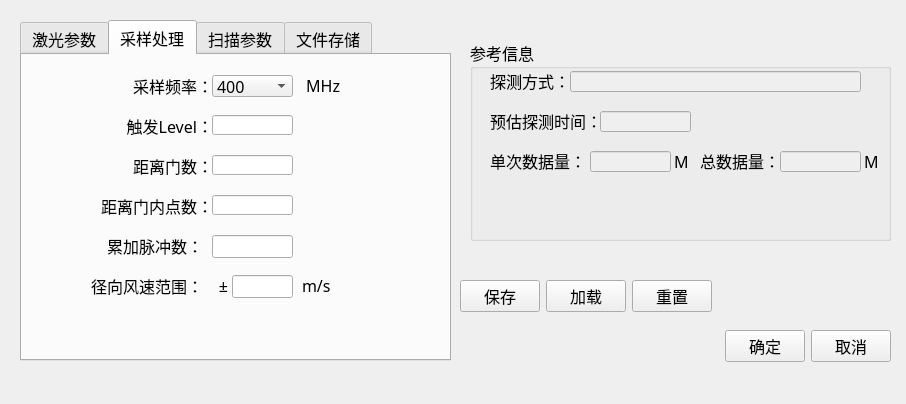
Old version of the form paradialog.ui in the repository guopan/Knapsack_CDL.
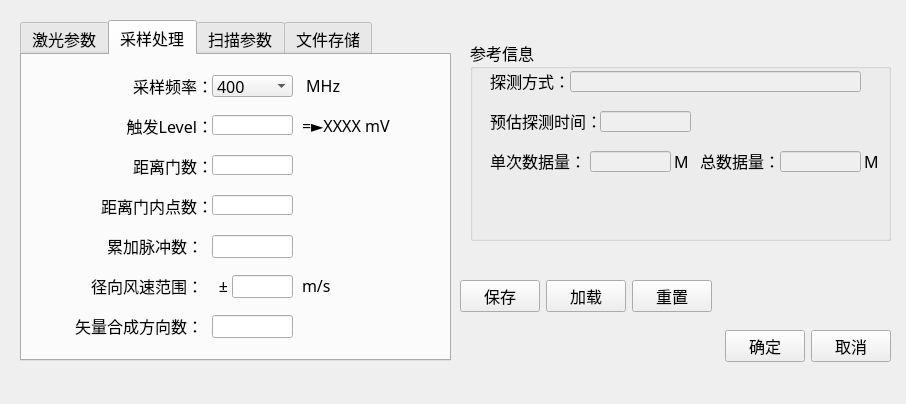
New version of the form. The open tabs and pages were chosen to show the change.

Commit message: 增加了合成所需方向数的参数

What changed in the file:
```diff
--- a/paradialog.ui
+++ b/paradialog.ui
@@ -789,6 +789,45 @@
       <set>Qt::AlignRight|Qt::AlignTrailing|Qt::AlignVCenter</set>
      </property>
     </widget>
+    <widget class="QLineEdit" name="lineEdit_nDir_VectorCal">
+     <property name="geometry">
+      <rect>
+       <x>190</x>
+       <y>260</y>
+       <width>81</width>
+       <height>23</height>
+      </rect>
+     </property>
+    </widget>
+    <widget class="QLabel" name="label_51">
+     <property name="geometry">
+      <rect>
+       <x>40</x>
+       <y>260</y>
+       <width>141</width>
+       <height>21</height>
+      </rect>
+     </property>
+     <property name="text">
+      <string> 矢量合成方向数：</string>
+     </property>
+     <property name="alignment">
+      <set>Qt::AlignRight|Qt::AlignTrailing|Qt::AlignVCenter</set>
+     </property>
+    </widget>
+    <widget class="QLabel" name="label_50">
+     <property name="geometry">
+      <rect>
+       <x>280</x>
+       <y>60</y>
+       <width>111</width>
+       <height>21</height>
+      </rect>
+     </property>
+     <property name="text">
+      <string>=►XXXX mV</string>
+     </property>
+    </widget>
    </widget>
    <widget class="QWidget" name="tab_2">
     <attribute name="title">
```
Left out of the diff: 36 changed lines with no effect on the pictures. The commit also changes 1 other file.
